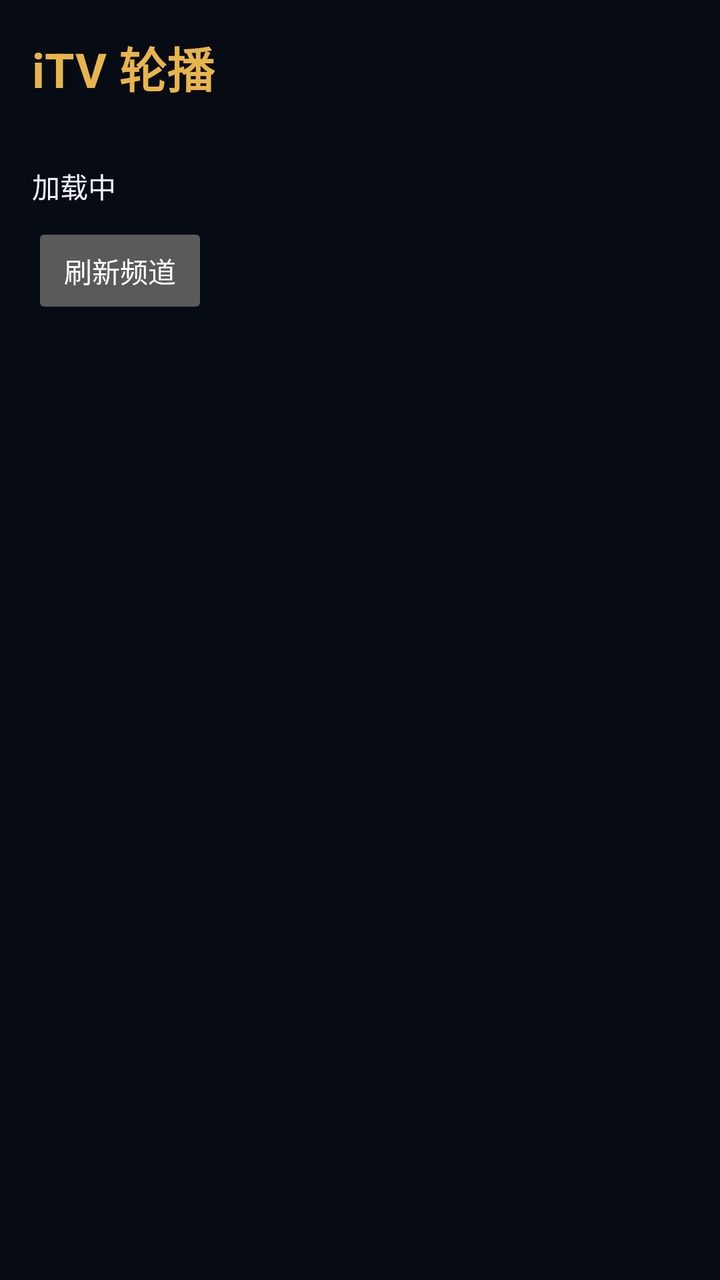
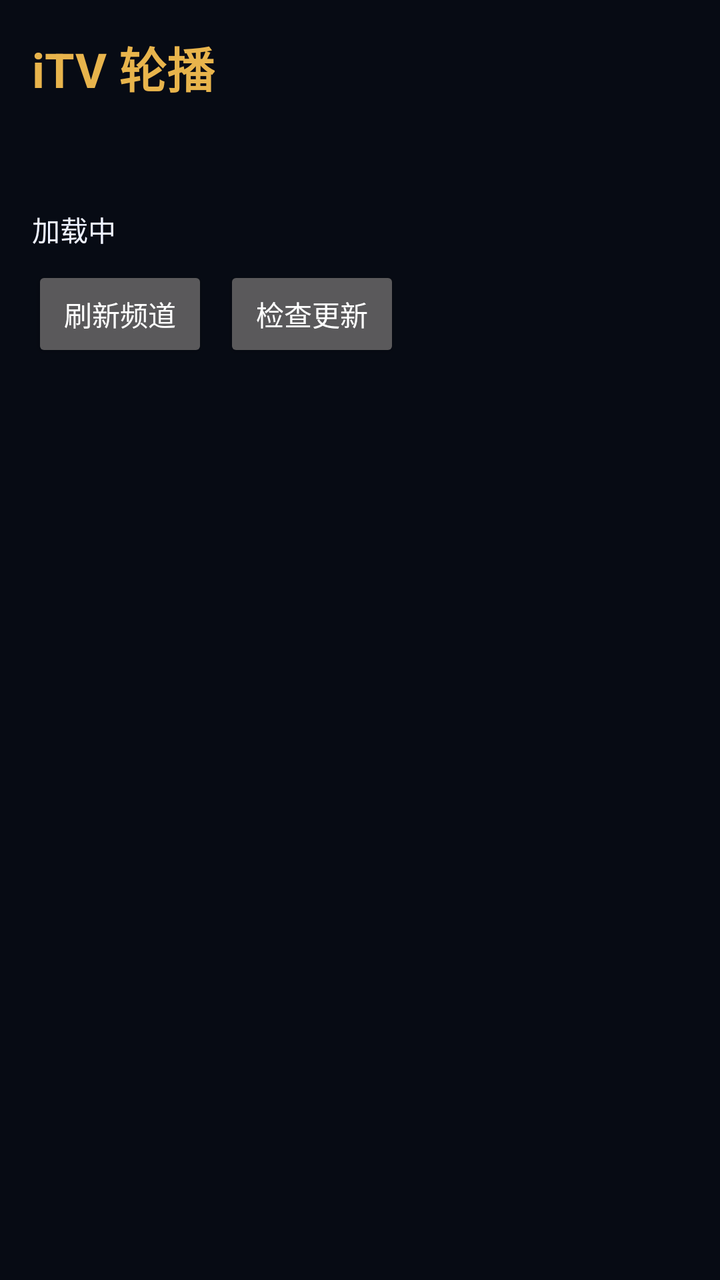

Compare the two renders of this Android layout. The source of the first and the diff that turns it into the second are given below.
<!-- AndroidManifest.xml: activity theme Theme.ITV -->
<!-- res/layout/activity_main.xml -->
<?xml version="1.0" encoding="utf-8"?>
<LinearLayout xmlns:android="http://schemas.android.com/apk/res/android"
    android:layout_width="match_parent"
    android:layout_height="match_parent"
    android:background="#070B14"
    android:orientation="vertical"
    android:padding="16dp">

    <TextView
        android:layout_width="wrap_content"
        android:layout_height="wrap_content"
        android:text="iTV 轮播"
        android:textColor="#E8B44C"
        android:textSize="24sp"
        android:textStyle="bold" />

    <TextView
        android:id="@+id/server"
        android:layout_width="match_parent"
        android:layout_height="wrap_content"
        android:layout_marginTop="6dp"
        android:textColor="#8B97B3"
        android:textSize="13sp" />

    <TextView
        android:id="@+id/status"
        android:layout_width="match_parent"
        android:layout_height="wrap_content"
        android:layout_marginTop="8dp"
        android:text="加载中"
        android:textColor="#EEF2FF" />

    <Button
        android:id="@+id/refresh"
        android:layout_width="wrap_content"
        android:layout_height="wrap_content"
        android:layout_marginTop="8dp"
        android:text="刷新频道" />

    <androidx.recyclerview.widget.RecyclerView
        android:id="@+id/list"
        android:layout_width="match_parent"
        android:layout_height="0dp"
        android:layout_marginTop="12dp"
        android:layout_weight="1" />
</LinearLayout>
<!-- resources referenced by this layout -->
<resources>
  <style name="Theme.ITV" parent="Theme.AppCompat.NoActionBar">
          <item name="android:windowBackground">#070B14</item>
          <item name="android:statusBarColor">#070B14</item>
          <item name="colorPrimary">#E8B44C</item>
          <item name="android:navigationBarColor">#070B14</item>
      </style>
</resources>

<!-- the commit's change to res/layout/activity_main.xml (unified diff, before → after) -->
@@ -23,6 +23,14 @@
         android:textSize="13sp" />
 
     <TextView
+        android:id="@+id/github"
+        android:layout_width="match_parent"
+        android:layout_height="wrap_content"
+        android:layout_marginTop="4dp"
+        android:textColor="#8B97B3"
+        android:textSize="13sp" />
+
+    <TextView
         android:id="@+id/status"
         android:layout_width="match_parent"
         android:layout_height="wrap_content"
@@ -30,12 +38,25 @@
         android:text="加载中"
         android:textColor="#EEF2FF" />
 
-    <Button
-        android:id="@+id/refresh"
-        android:layout_width="wrap_content"
+    <LinearLayout
+        android:layout_width="match_parent"
         android:layout_height="wrap_content"
         android:layout_marginTop="8dp"
-        android:text="刷新频道" />
+        android:orientation="horizontal">
+
+        <Button
+            android:id="@+id/refresh"
+            android:layout_width="wrap_content"
+            android:layout_height="wrap_content"
+            android:text="刷新频道" />
+
+        <Button
+            android:id="@+id/check_update"
+            android:layout_width="wrap_content"
+            android:layout_height="wrap_content"
+            android:layout_marginStart="8dp"
+            android:text="检查更新" />
+    </LinearLayout>
 
     <androidx.recyclerview.widget.RecyclerView
         android:id="@+id/list"
